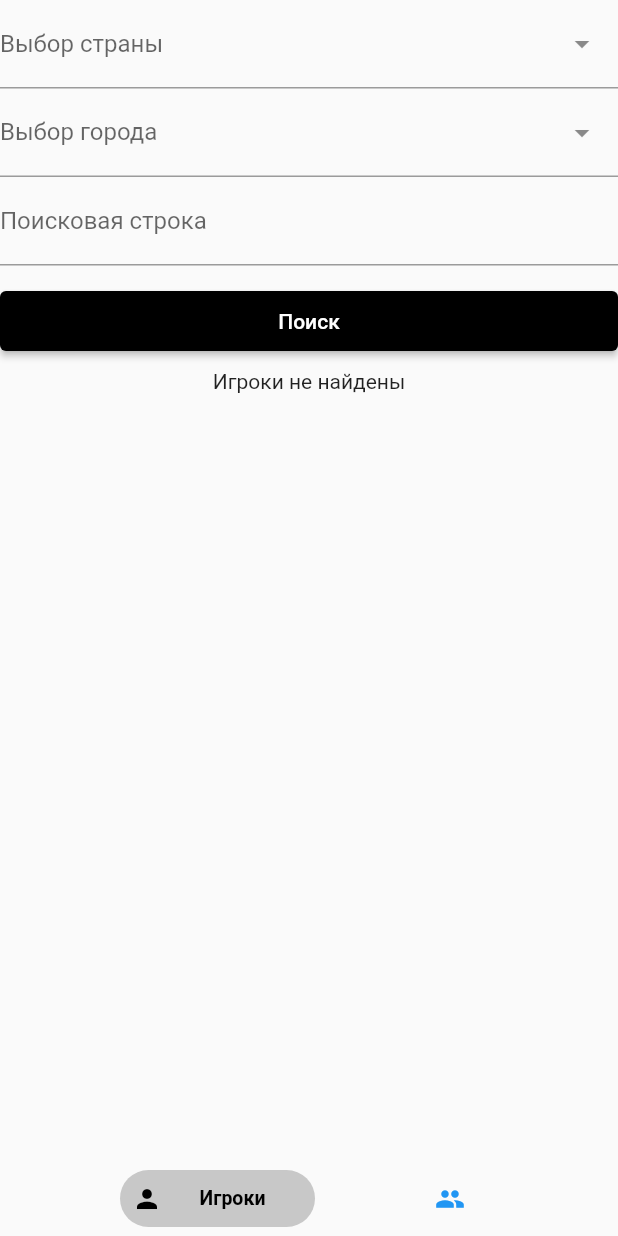
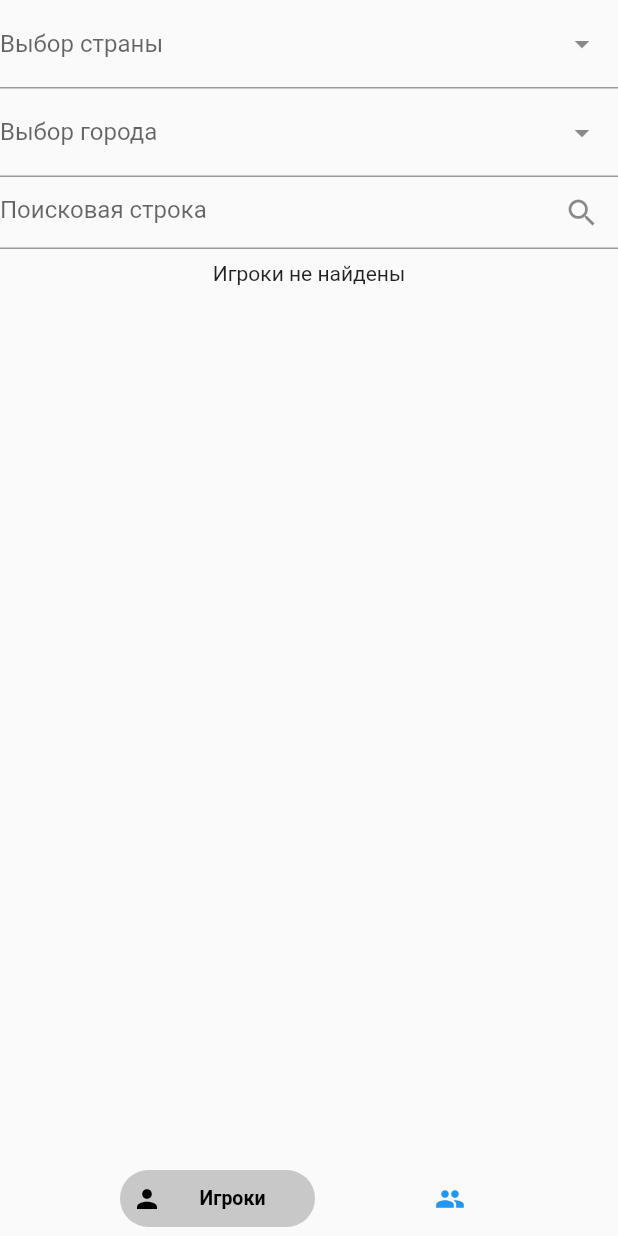
Before and after one commit to dimaserd/PlayTennisApp, a Flutter app: the MyTabbedPage screen opened directly with empty values, on a phone screen of 412 x 824 dp. Run offline on Flutter 3.47's test engine with Material 2 defaults, Android fonts, the phone set to English and light mode, and no system bars; drawn by our look-alikes of bottom_navy_bar, dropdown_search, loader_overlay; our stand-ins replace firebase_core, firebase_messaging, image_cropper, image_picker, photo_view, shared_preferences; missing offline and left inert: masked_text; accounts and stored records are empty; network calls fail.

Commit message:
search bugs

```diff
--- a/mobile/play_tennis/lib/app/ptc/widgets/SearchPlayersForm.dart
+++ b/mobile/play_tennis/lib/app/ptc/widgets/SearchPlayersForm.dart
@@ -8,6 +8,7 @@ import '../../../main.dart';
 import '../../main/widgets/Inputs/TextInput.dart';
 import 'CountryAndCitySelectWidget.dart';
 import 'PlayersList.dart';
+import 'dart:async';
 
 class SearchPlayersForm extends StatefulWidget {
   final PlayerLocationData locationData;
@@ -26,11 +27,11 @@ class SearchPlayersForm extends StatefulWidget {
 class _SearchPlayersFormState extends State<SearchPlayersForm> {
   final ButtonStyle style =
       ElevatedButton.styleFrom(textStyle: const TextStyle(fontSize: 20));
-
-  final TextEditingController queryController = TextEditingController();
-
   final CountryAndCitySelectController countryAndCitySelectController =
       CountryAndCitySelectController();
+
+  final TextEditingController _searchController = TextEditingController();
+  Timer? _debounce;
 
   List<PlayerModel> players = [];
   PublicTelegramChatForCityModel? cityModel;
@@ -50,21 +51,34 @@ class _SearchPlayersFormState extends State<SearchPlayersForm> {
   }
 
   @override
+  void dispose() {
+    _debounce?.cancel();
+    _searchController.dispose();
+    super.dispose();
+  }
+
+  @override
   Widget build(BuildContext context) {
     return Column(
       children: [
         CountryAndCitySelect(
           onCityChanged: (p) {
+            _offSet = 0;
             getData();
           },
           onCountryChanged: (p) {
+            _offSet = 0;
             getData();
           },
           controller: countryAndCitySelectController,
         ),
-        TextInput(
-          labelText: "Поисковая строка",
-          textController: queryController,
+        TextField(
+          controller: _searchController,
+          onChanged: _onSearchChanged,
+          decoration: InputDecoration(
+            hintText: 'Поисковая строка',
+            suffixIcon: Icon(Icons.search),
+          ),
         ),
         cityModel != null
             ? CityChatAndChannelWidget(
@@ -72,32 +86,6 @@ class _SearchPlayersFormState extends State<SearchPlayersForm> {
                 cityName: countryAndCitySelectController.city?.name ?? "Город",
               )
             : const SizedBox.shrink(),
-        Container(
-          margin: const EdgeInsets.only(top: 5),
-          width: double.infinity,
-          child: Column(
-            mainAxisAlignment: MainAxisAlignment.start,
-            crossAxisAlignment: CrossAxisAlignment.start,
-            children: [
-              Padding(
-                padding: const EdgeInsets.only(
-                  top: 8.0,
-                ),
-                child: ElevatedButton(
-                  style: ElevatedButton.styleFrom(
-                    backgroundColor: Colors.black,
-                    minimumSize: const Size.fromHeight(40),
-                  ),
-                  onPressed: () {
-                    _isTapSearch = true;
-                    getData();
-                  },
-                  child: const Text("Поиск"),
-                ),
-              ),
-            ],
-          ),
-        ),
         Expanded(
           child: Padding(
             padding: const EdgeInsets.only(top: 8, bottom: 0),
@@ -120,11 +108,19 @@ class _SearchPlayersFormState extends State<SearchPlayersForm> {
     );
   }
 
+  void _onSearchChanged(String query) {
+    if (_debounce?.isActive ?? false) _debounce?.cancel();
+    _debounce = Timer(const Duration(milliseconds: 500), () {
+      // Здесь вы можете добавить логику поиска
+      getData();
+    });
+  }
+
   getData() {
     var cityId = countryAndCitySelectController.city?.id;
 
     var playerRequest = SearchPlayersRequest(
-      q: queryController.text,
+      q: _searchController.text,
       sex: null,
       emailConfirmed: true,
       accountConfirmed: true,
@@ -140,9 +136,7 @@ class _SearchPlayersFormState extends State<SearchPlayersForm> {
           _isActiveLoader = false;
         });
       }
-      // String t = queryController.text;
-      // int len = value.list.length;
-      // print("_isTapSearch $_isTapSearch len $len t $t offSet $_offSet");
+
       if (_offSet == 0 || _isTapSearch == true) {
         _isTapSearch = false;
         setState(() {
```
